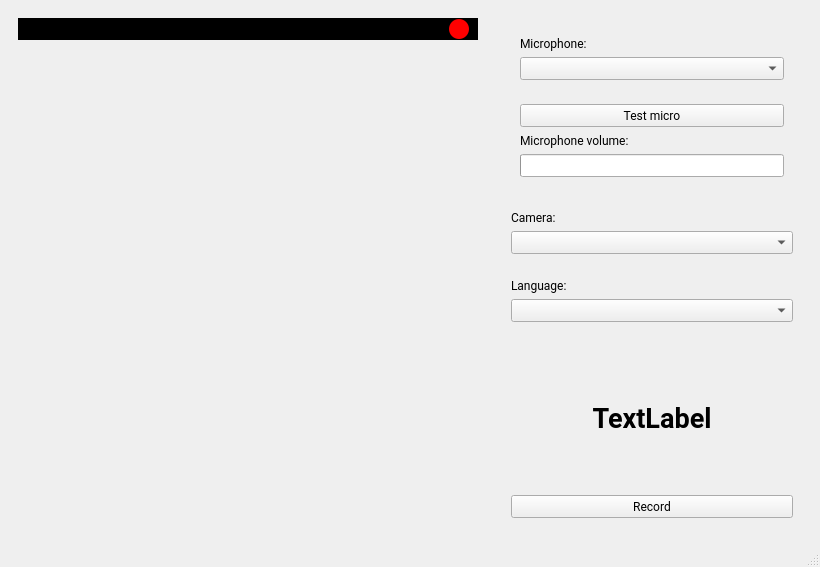
The window that acquisition_project/acquisition/ui/main_pyside.ui (Yoan-Lespessailles/acquisition_donnees) describes before a commit, drawn with Qt 5.
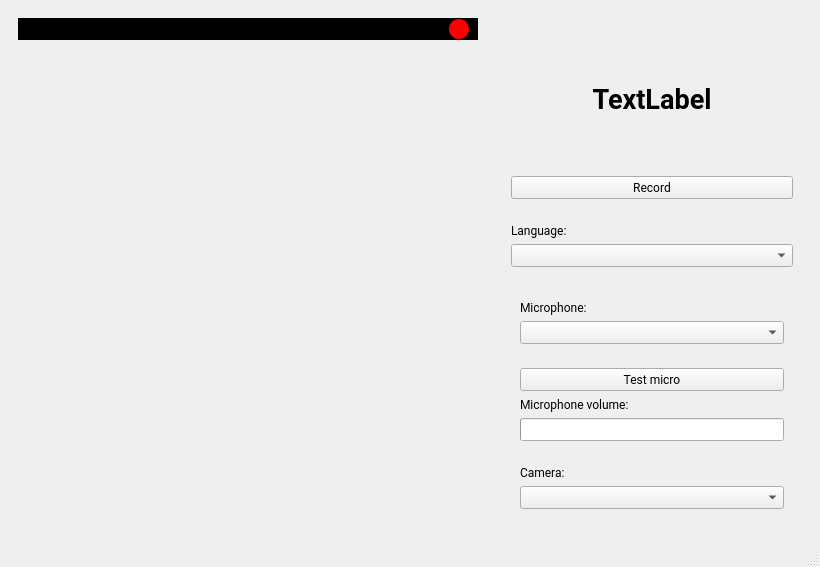
The same window after the commit.

Commit message: Maj corpus en et it + maj interface

```diff
--- a/acquisition_project/acquisition/ui/main_pyside.ui
+++ b/acquisition_project/acquisition/ui/main_pyside.ui
@@ -137,7 +137,131 @@
       </property>
       <layout class="QVBoxLayout" name="verticalLayout">
        <item>
-        <widget class="QWidget" name="area_micro" native="true">
+        <widget class="QWidget" name="area_sentence" native="true">
+         <property name="font">
+          <font>
+           <family>Ubuntu</family>
+          </font>
+         </property>
+         <layout class="QVBoxLayout" name="verticalLayout_4">
+          <item>
+           <widget class="QLabel" name="label_cpt_sentence">
+            <property name="font">
+             <font>
+              <family>Roboto</family>
+             </font>
+            </property>
+            <property name="text">
+             <string/>
+            </property>
+            <property name="alignment">
+             <set>Qt::AlignmentFlag::AlignRight|Qt::AlignmentFlag::AlignTrailing|Qt::AlignmentFlag::AlignVCenter</set>
+            </property>
+           </widget>
+          </item>
+          <item>
+           <widget class="QLabel" name="label_sentence">
+            <property name="sizePolicy">
+             <sizepolicy hsizetype="Expanding" vsizetype="Expanding">
+              <horstretch>0</horstretch>
+              <verstretch>0</verstretch>
+             </sizepolicy>
+            </property>
+            <property name="font">
+             <font>
+              <family>Roboto</family>
+              <pointsize>20</pointsize>
+              <bold>true</bold>
+             </font>
+            </property>
+            <property name="text">
+             <string>TextLabel</string>
+            </property>
+            <property name="alignment">
+             <set>Qt::AlignmentFlag::AlignCenter</set>
+            </property>
+            <property name="wordWrap">
+             <bool>true</bool>
+            </property>
+           </widget>
+          </item>
+         </layout>
+        </widget>
+       </item>
+       <item>
+        <widget class="QWidget" name="area_button" native="true">
+         <layout class="QHBoxLayout" name="horizontalLayout">
+          <item>
+           <widget class="QPushButton" name="button_record">
+            <property name="enabled">
+             <bool>true</bool>
+            </property>
+            <property name="sizePolicy">
+             <sizepolicy hsizetype="Preferred" vsizetype="Preferred">
+              <horstretch>0</horstretch>
+              <verstretch>0</verstretch>
+             </sizepolicy>
+            </property>
+            <property name="font">
+             <font>
+              <family>Roboto</family>
+             </font>
+            </property>
+            <property name="cursor">
+             <cursorShape>PointingHandCursor</cursorShape>
+            </property>
+            <property name="styleSheet">
+             <string notr="true"/>
+            </property>
+            <property name="text">
+             <string>Record</string>
+            </property>
+           </widget>
+          </item>
+         </layout>
+        </widget>
+       </item>
+       <item>
+        <widget class="QWidget" name="area_language" native="true">
+         <layout class="QVBoxLayout" name="verticalLayout_8" stretch="0,0">
+          <item>
+           <widget class="QLabel" name="label_select_language">
+            <property name="font">
+             <font>
+              <family>Roboto</family>
+             </font>
+            </property>
+            <property name="text">
+             <string>Language:</string>
+            </property>
+            <property name="buddy">
+             <cstring>select_camera</cstring>
+            </property>
+           </widget>
+          </item>
+          <item>
+           <widget class="QComboBox" name="select_language">
+            <property name="sizePolicy">
+             <sizepolicy hsizetype="Preferred" vsizetype="Preferred">
+              <horstretch>0</horstretch>
+              <verstretch>0</verstretch>
+             </sizepolicy>
+            </property>
+            <property name="font">
+             <font>
+              <family>Roboto</family>
+             </font>
+            </property>
+            <property name="cursor">
+             <cursorShape>PointingHandCursor</cursorShape>
+            </property>
+           </widget>
+          </item>
+         </layout>
+        </widget>
+       </item>
+       <item>
+        <widget class="QWidget" name="area_device" native="true">
          <layout class="QVBoxLayout" name="verticalLayout_7">
           <item>
            <widget class="QWidget" name="area_micro_selection" native="true">
@@ -244,11 +368,8 @@
             </layout>
            </widget>
           </item>
-         </layout>
-        </widget>
-       </item>
        <item>
-        <widget class="QWidget" name="widget" native="true">
+           <widget class="QWidget" name="area_camera" native="true">
          <layout class="QVBoxLayout" name="verticalLayout_5">
           <item>
            <widget class="QLabel" name="label_select_camera">
@@ -286,127 +407,6 @@
          </layout>
         </widget>
        </item>
-       <item>
-        <widget class="QWidget" name="area_language" native="true">
-         <layout class="QVBoxLayout" name="verticalLayout_8" stretch="0,0">
-          <item>
-           <widget class="QLabel" name="label_select_language">
-            <property name="font">
-             <font>
-              <family>Roboto</family>
-             </font>
-            </property>
-            <property name="text">
-             <string>Language:</string>
-            </property>
-            <property name="buddy">
-             <cstring>select_camera</cstring>
-            </property>
-           </widget>
-          </item>
-          <item>
-           <widget class="QComboBox" name="select_language">
-            <property name="sizePolicy">
-             <sizepolicy hsizetype="Preferred" vsizetype="Preferred">
-              <horstretch>0</horstretch>
-              <verstretch>0</verstretch>
-             </sizepolicy>
-            </property>
-            <property name="font">
-             <font>
-              <family>Roboto</family>
-             </font>
-            </property>
-            <property name="cursor">
-             <cursorShape>PointingHandCursor</cursorShape>
-            </property>
-           </widget>
-          </item>
-         </layout>
-        </widget>
-       </item>
-       <item>
-        <widget class="QWidget" name="area_sentence" native="true">
-         <property name="font">
-          <font>
-           <family>Ubuntu</family>
-          </font>
-         </property>
-         <layout class="QVBoxLayout" name="verticalLayout_4">
-          <item>
-           <widget class="QLabel" name="label_cpt_sentence">
-            <property name="font">
-             <font>
-              <family>Roboto</family>
-             </font>
-            </property>
-            <property name="text">
-             <string/>
-            </property>
-            <property name="alignment">
-             <set>Qt::AlignmentFlag::AlignRight|Qt::AlignmentFlag::AlignTrailing|Qt::AlignmentFlag::AlignVCenter</set>
-            </property>
-           </widget>
-          </item>
-          <item>
-           <widget class="QLabel" name="label_sentence">
-            <property name="sizePolicy">
-             <sizepolicy hsizetype="Expanding" vsizetype="Expanding">
-              <horstretch>0</horstretch>
-              <verstretch>0</verstretch>
-             </sizepolicy>
-            </property>
-            <property name="font">
-             <font>
-              <family>Roboto</family>
-              <pointsize>20</pointsize>
-              <bold>true</bold>
-             </font>
-            </property>
-            <property name="text">
-             <string>TextLabel</string>
-            </property>
-            <property name="alignment">
-             <set>Qt::AlignmentFlag::AlignCenter</set>
-            </property>
-            <property name="wordWrap">
-             <bool>true</bool>
-            </property>
-           </widget>
-          </item>
-         </layout>
-        </widget>
-       </item>
-       <item>
-        <widget class="QWidget" name="area_button" native="true">
-         <layout class="QHBoxLayout" name="horizontalLayout">
-          <item>
-           <widget class="QPushButton" name="button_record">
-            <property name="enabled">
-             <bool>true</bool>
-            </property>
-            <property name="sizePolicy">
-             <sizepolicy hsizetype="Preferred" vsizetype="Preferred">
-              <horstretch>0</horstretch>
-              <verstretch>0</verstretch>
-             </sizepolicy>
-            </property>
-            <property name="font">
-             <font>
-              <family>Roboto</family>
-             </font>
-            </property>
-            <property name="cursor">
-             <cursorShape>PointingHandCursor</cursorShape>
-            </property>
-            <property name="styleSheet">
-             <string notr="true"/>
-            </property>
-            <property name="text">
-             <string>Record</string>
-            </property>
-           </widget>
-          </item>
          </layout>
         </widget>
        </item>
```
Left out of the diff: 2 changed lines with no effect on the pictures. Lines whose indentation alone changed are shown as unchanged. The commit also changes 1 other file.
